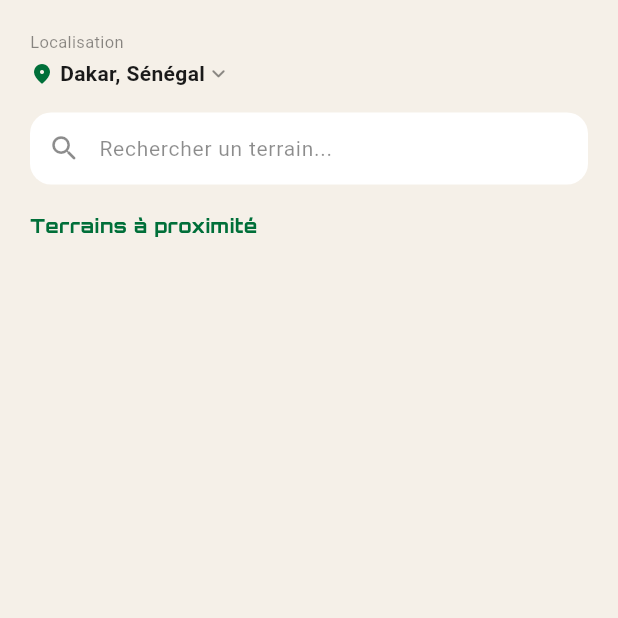
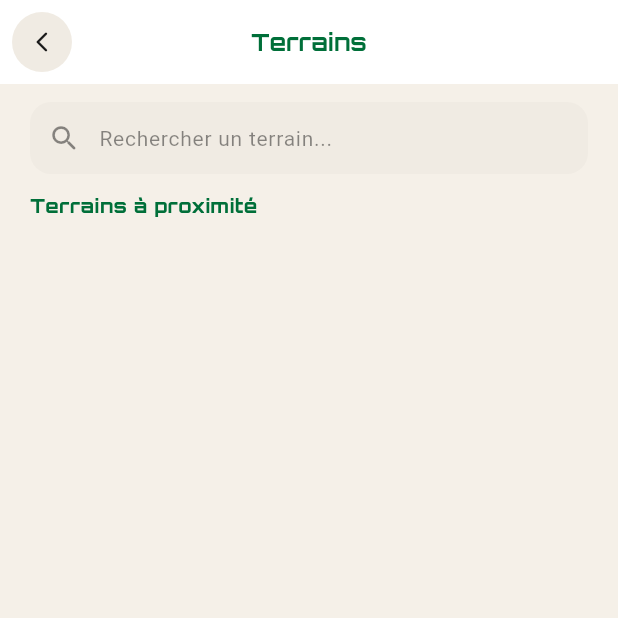
Before and after one commit to The-Electrons-team/mini_foot_mobile_flutter, a Flutter app: the TerrainListScreen screen opened directly, on a phone screen of 412 x 824 dp, the top half of it. Run offline on Flutter 3.47's test engine with Material 3 defaults, Android fonts, the phone set to English and light mode, and no system bars; our stand-ins replace app_links, firebase_core, firebase_messaging, flutter_dotenv, flutter_map, geolocator and 9 more; missing offline and left inert: dart:js; accounts and stored records are empty; network calls fail.

```diff
--- a/lib/create_team_screen.dart
+++ b/lib/create_team_screen.dart
@@ -1086,6 +1086,7 @@ class _LocationPickerPageState extends State<_LocationPickerPage> {
               TileLayer(
                 urlTemplate:
                     'https://api.mapbox.com/styles/v1/mapbox/streets-v12/tiles/{z}/{x}/{y}?access_token=${dotenv.env['MAPBOX_ACCESS_TOKEN']}',
+                fallbackUrl: 'https://tile.openstreetmap.org/{z}/{x}/{y}.png',
                 userAgentPackageName: 'com.minifoot.app',
                 tileSize: 512,
                 zoomOffset: -1,
--- a/lib/terrain_detail_screen.dart
+++ b/lib/terrain_detail_screen.dart
@@ -1040,6 +1040,7 @@ class _MapTab extends StatelessWidget {
                 TileLayer(
                   urlTemplate:
                       'https://api.mapbox.com/styles/v1/mapbox/streets-v12/tiles/{z}/{x}/{y}?access_token=${dotenv.env['MAPBOX_ACCESS_TOKEN']}',
+                  fallbackUrl: 'https://tile.openstreetmap.org/{z}/{x}/{y}.png',
                   userAgentPackageName: 'com.minifoot.app',
                   tileSize: 512,
                   zoomOffset: -1,
--- a/lib/terrain_list_screen.dart
+++ b/lib/terrain_list_screen.dart
@@ -86,28 +86,37 @@ class _TerrainListScreenState extends State<TerrainListScreen> {
 
     return Scaffold(
       backgroundColor: _bg(context),
-      body: SafeArea(
-        child: Column(
+      appBar: AppBar(
+        backgroundColor: _card(context),
+        elevation: 0,
+        scrolledUnderElevation: 0,
+        leading: Center(
+          child: GestureDetector(
+            behavior: HitTestBehavior.opaque,
+            onTap: () => Navigator.pop(context),
+            child: Container(
+              width: 40, height: 40,
+              decoration: BoxDecoration(
+                color: _isDark(context) ? Colors.white.withOpacity(0.08) : const Color(0xFFF0EBE3),
+                shape: BoxShape.circle,
+              ),
+              child: Icon(Icons.arrow_back_ios_new_rounded, size: 16, color: _txt(context)),
+            ),
+          ),
+        ),
+        centerTitle: true,
+        title: Text('Terrains',
+            style: GoogleFonts.orbitron(fontSize: 16, fontWeight: FontWeight.w700, color: kGreen)),
+      ),
+      body: Column(
           crossAxisAlignment: CrossAxisAlignment.start,
           children: [
-            // ── HEADER (Location + Search) ──
+            // ── SEARCH ──
             Padding(
-              padding: const EdgeInsets.fromLTRB(20, 20, 20, 0),
-              child: Column(
-                crossAxisAlignment: CrossAxisAlignment.start,
-                children: [
-                  Text('Localisation', style: TextStyle(fontSize: 11, color: _sub(context))),
-                  const SizedBox(height: 3),
-                  Row(children: [
-                    const Icon(Icons.location_on_rounded, color: kGreen, size: 16),
-                    const SizedBox(width: 4),
-                    Text('Dakar, Sénégal', style: TextStyle(fontWeight: FontWeight.w700, fontSize: 14, color: _txt(context))),
-                    Icon(Icons.keyboard_arrow_down_rounded, size: 18, color: _sub(context)),
-                  ]),
-                  const SizedBox(height: 16),
-                  Container(
+              padding: const EdgeInsets.fromLTRB(20, 12, 20, 0),
+              child: Container(
                 height: 48,
-                    decoration: BoxDecoration(color: _card(context), borderRadius: BorderRadius.circular(14)),
+                decoration: BoxDecoration(color: _isDark(context) ? Colors.white.withOpacity(0.05) : const Color(0xFFF0EBE3), borderRadius: BorderRadius.circular(14)),
                 child: Row(
                   children: [
                     Padding(padding: const EdgeInsets.symmetric(horizontal: 12), child: Icon(Icons.search_rounded, color: _sub(context), size: 22)),
@@ -124,11 +133,9 @@ class _TerrainListScreenState extends State<TerrainListScreen> {
                   ],
                 ),
               ),
-                ],
-              ),
             ),
 
-            const SizedBox(height: 18),
+            const SizedBox(height: 12),
 
             // ── CONTENU PRINCIPAL ──
             Expanded(
@@ -192,7 +199,6 @@ class _TerrainListScreenState extends State<TerrainListScreen> {
               ),
             ),
           ],
-        ),
         ),
     );
   }
--- a/lib/terrain_map_screen.dart
+++ b/lib/terrain_map_screen.dart
@@ -228,6 +228,7 @@ class _TerrainMapScreenState extends State<TerrainMapScreen>
                 urlTemplate: isDark
                     ? 'https://api.mapbox.com/styles/v1/mapbox/dark-v11/tiles/256/{z}/{x}/{y}@2x?access_token=${dotenv.env['MAPBOX_ACCESS_TOKEN']}'
                     : 'https://api.mapbox.com/styles/v1/mapbox/streets-v12/tiles/256/{z}/{x}/{y}@2x?access_token=${dotenv.env['MAPBOX_ACCESS_TOKEN']}',
+                fallbackUrl: 'https://tile.openstreetmap.org/{z}/{x}/{y}.png',
                 userAgentPackageName: 'com.minifoot.app',
                 tileSize: 256,
                 keepBuffer: 4,
```
Lines whose indentation alone changed are shown as unchanged.
